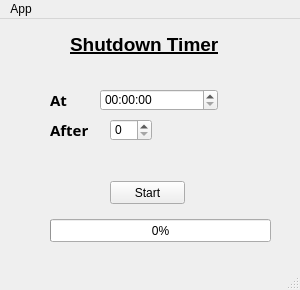
mursalatul/shutdown-timer-for-windows, file shutdown_timer_gui.ui: the form before one commit.
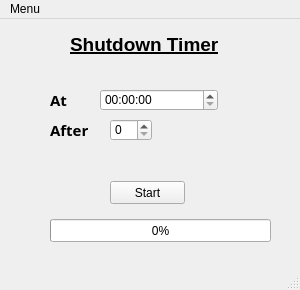
The form after the commit.

Commit message: connect the ui with py

The edit to the form file:
```diff
--- a/shutdown_timer_gui.ui
+++ b/shutdown_timer_gui.ui
@@ -138,7 +138,7 @@
    </property>
    <widget class="QMenu" name="menu_App">
     <property name="title">
-     <string>App</string>
+     <string>Menu</string>
     </property>
     <addaction name="actionadfd"/>
    </widget>
```
Left out of the diff: 37 changed lines with no effect on the pictures. The commit also changes 1 other file.
